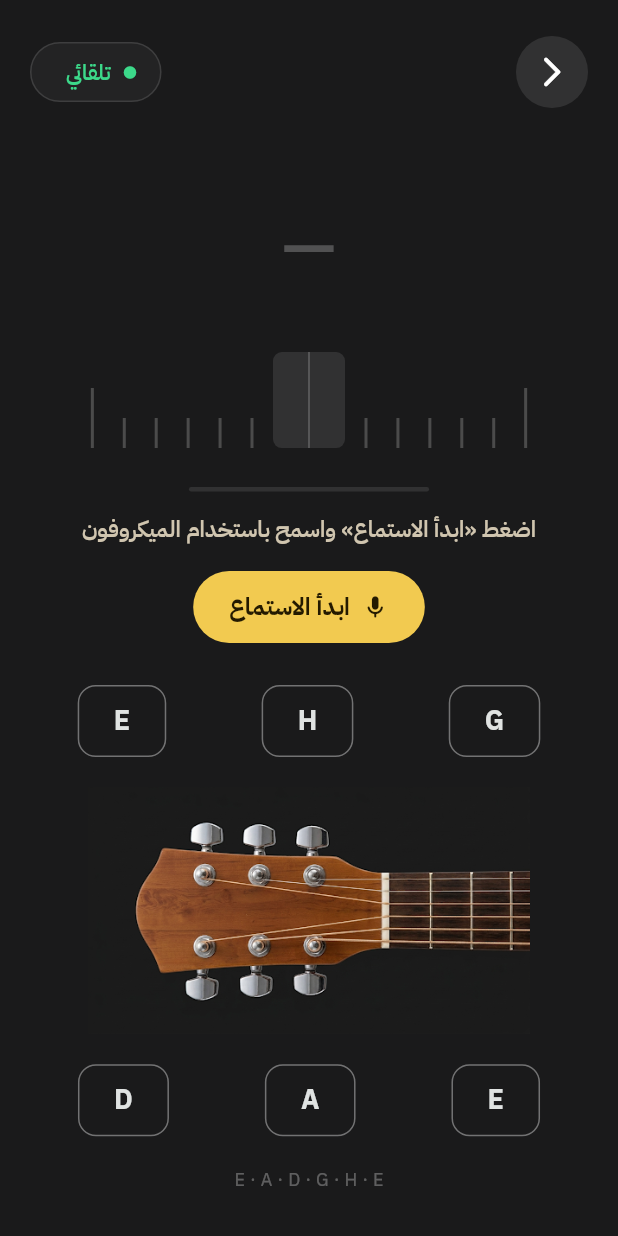
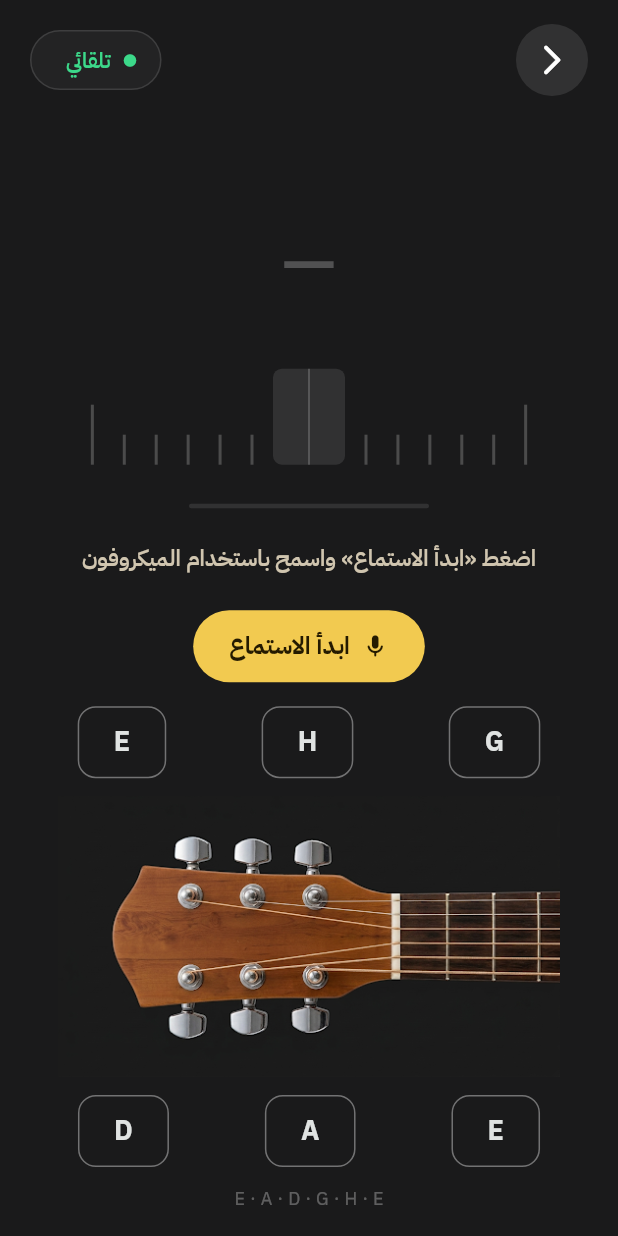
Before and after one commit to rooneyhannan/YALLA-PLAY, a Flutter app: the TunerScreen widget shown alone on an empty page, opened directly with empty values, on a phone screen of 412 x 824 dp. Run offline on Flutter 3.47's test engine with Material 3 defaults, Android fonts, the phone set to English and light mode, and no system bars; our stand-ins replace web; missing offline and left inert: dart:js_interop; project files that could hold a hidden picture were left out.

Commit message:
Keep the tuner on one screen without scrolling
The tuner page scrolled on phones. It is now laid out as one fixed
screen: spare height goes to the headstock photo, and screens shorter
than the layout scale the whole page down instead of scrolling.
Tests check it fits at phone and desktop sizes with no scrollable.

Co-Authored-By: Claude Opus 5.5 <noreply@anthropic.com>
Claude-Session: https://claude.ai/code/session_01TCVZ5Z3ZUmcaprmhxATyoL

```diff
--- a/lib/features/tuner/presentation/tuner_screen.dart
+++ b/lib/features/tuner/presentation/tuner_screen.dart
@@ -1,3 +1,5 @@
+import 'dart:math' as math;
+
 import 'package:flutter/material.dart';
 
 import '../../../core/theme/app_theme.dart';
@@ -27,6 +29,9 @@ class _TunerScreenState extends State<TunerScreen> with WidgetsBindingObserver {
   static const _green = Color(0xFF3CD98A);
   // The engine reports about 20 times a second.
   static const _readingsUntilTuned = 10, _silentReadingsUntilClear = 12;
+
+  /// Height the page is laid out for at least; shorter screens scale it.
+  static const _minHeight = 680.0;
 
   late final TunerEngine _engine = widget.engineFactory();
   final _smoother = PitchSmoother();
@@ -165,11 +170,15 @@ class _TunerScreenState extends State<TunerScreen> with WidgetsBindingObserver {
     return ColoredBox(
       color: const Color(0xFF1A1A1B),
       child: LayoutBuilder(
-        builder: (context, c) => SingleChildScrollView(
-          child: ConstrainedBox(
-            constraints: BoxConstraints(minHeight: c.maxHeight),
+        builder: (context, c) {
+          // One fixed screen, never scrolled: spare height goes to the
+          // headstock photo, and shorter screens scale the whole page down.
+          final height = math.max(c.maxHeight, _minHeight);
+          final page = SizedBox(
+            width: c.maxWidth,
+            height: height,
             child: Padding(
-              padding: const EdgeInsets.fromLTRB(20, 24, 20, 24),
+              padding: const EdgeInsets.fromLTRB(20, 16, 20, 16),
               child: Column(
                 children: [
                   Row(
@@ -214,9 +223,7 @@ class _TunerScreenState extends State<TunerScreen> with WidgetsBindingObserver {
                       ),
                     ],
                   ),
-                  SizedBox(
-                    height: (c.maxHeight * .07).clamp(16, 60).toDouble(),
-                  ),
+                  const Spacer(),
                   Text(
                     shown == null ? '—' : standardTuning[shown].label,
                     key: const ValueKey('tuner-note'),
@@ -273,11 +280,16 @@ class _TunerScreenState extends State<TunerScreen> with WidgetsBindingObserver {
                       color: _green.withValues(alpha: .7),
                     ),
                   ),
-                  const SizedBox(height: 14),
-                  Text(
+                  const SizedBox(height: 12),
+                  SizedBox(
+                    height: 44,
+                    child: Center(
+                      child: Text(
                         _hint,
                         key: const ValueKey('tuner-hint'),
                         textAlign: TextAlign.center,
+                        maxLines: 2,
+                        overflow: TextOverflow.ellipsis,
                         style: TextStyle(
                           fontSize: 15,
                           fontWeight: FontWeight.w600,
@@ -288,7 +300,9 @@ class _TunerScreenState extends State<TunerScreen> with WidgetsBindingObserver {
                               : AppTheme.cream,
                         ),
                       ),
-                  const SizedBox(height: 16),
+                    ),
+                  ),
+                  const SizedBox(height: 12),
                   listening
                       ? OutlinedButton.icon(
                           key: const ValueKey('tuner-listen'),
@@ -308,27 +322,25 @@ class _TunerScreenState extends State<TunerScreen> with WidgetsBindingObserver {
                           icon: const Icon(Icons.mic_rounded),
                           label: const Text('ابدأ الاستماع'),
                         ),
-                  const SizedBox(height: 28),
-                  ConstrainedBox(
+                  const SizedBox(height: 16),
+                  Expanded(
+                    flex: 4,
+                    child: ConstrainedBox(
                       constraints: const BoxConstraints(maxWidth: 700),
                       child: Column(
                         children: [
                           _pegs([0, 1, 2], shown),
-                        const SizedBox(height: 20),
-                        SizedBox(
-                          height: (c.maxWidth * .4).clamp(130, 270).toDouble(),
-                          width: double.infinity,
-                          child: const DesignImage(
-                            's4_0.png',
-                            fit: BoxFit.contain,
+                          const SizedBox(height: 12),
+                          const Expanded(
+                            child: DesignImage('s4_0.png', fit: BoxFit.contain),
                           ),
-                        ),
-                        const SizedBox(height: 20),
+                          const SizedBox(height: 12),
                           _pegs([3, 4, 5], shown),
                         ],
                       ),
                     ),
-                  const SizedBox(height: 20),
+                  ),
+                  const SizedBox(height: 12),
                   const Text(
                     'E · A · D · G · H · E',
                     textDirection: TextDirection.ltr,
@@ -337,8 +349,11 @@ class _TunerScreenState extends State<TunerScreen> with WidgetsBindingObserver {
                 ],
               ),
             ),
-          ),
-        ),
+          );
+          return height == c.maxHeight
+              ? page
+              : Center(child: FittedBox(child: page));
+        },
       ),
     );
   }
```
Also changed, not shown: 3 other files. Lines whose indentation alone changed are shown as unchanged.
